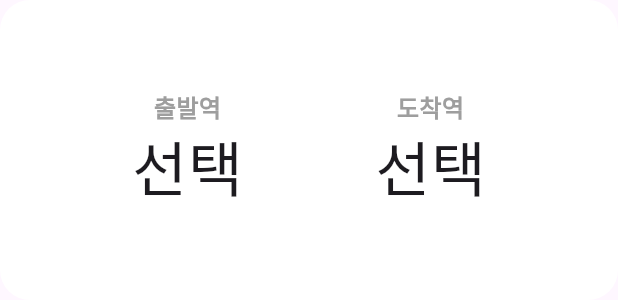
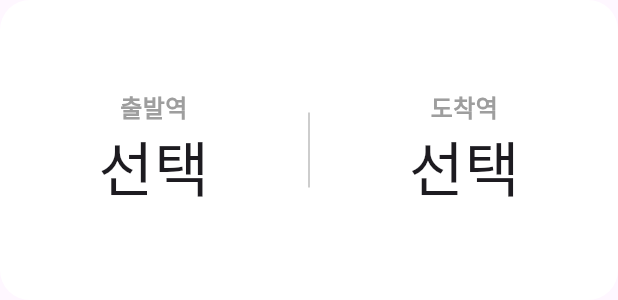
Before and after one commit to Meezzi/flutter-train-app, a Flutter app: the StationBox widget shown alone on an empty page, opened directly, on a phone screen of 412 x 824 dp. Shown: the top 300 px of the screen. Run offline on Flutter 3.47's test engine with Material 3 defaults, Android fonts, the phone set to English and light mode, and no system bars.

Commit message:
design: 구분선 추가

```diff
--- a/lib/pages/widgets/station_box.dart
+++ b/lib/pages/widgets/station_box.dart
@@ -16,6 +16,13 @@ class StationBox extends StatelessWidget {
         mainAxisAlignment: MainAxisAlignment.spaceEvenly,
         children: [
           boxText('출발역'),
+          SizedBox(
+            height: 50,
+            child: VerticalDivider(
+              width: 2,
+              color: Colors.grey[400],
+            ),
+          ),
           boxText('도착역'),
         ],
       ),
```
